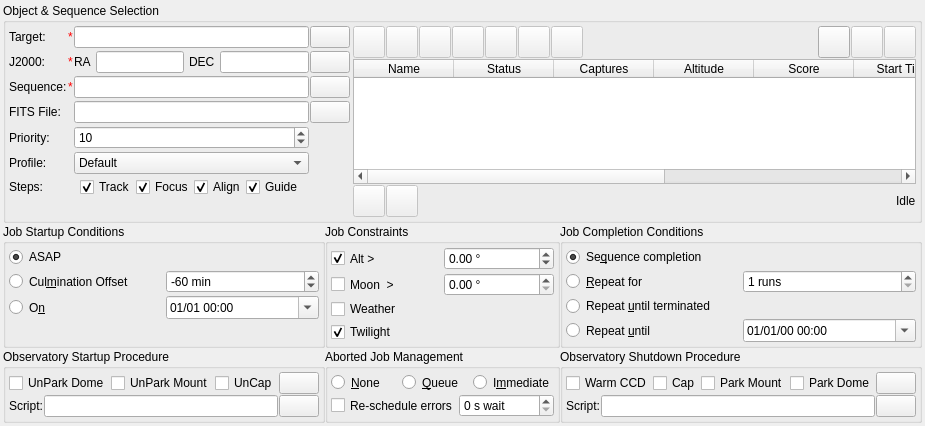
Old version of the form kstars/ekos/scheduler/scheduler.ui in the repository KDE/kstars.
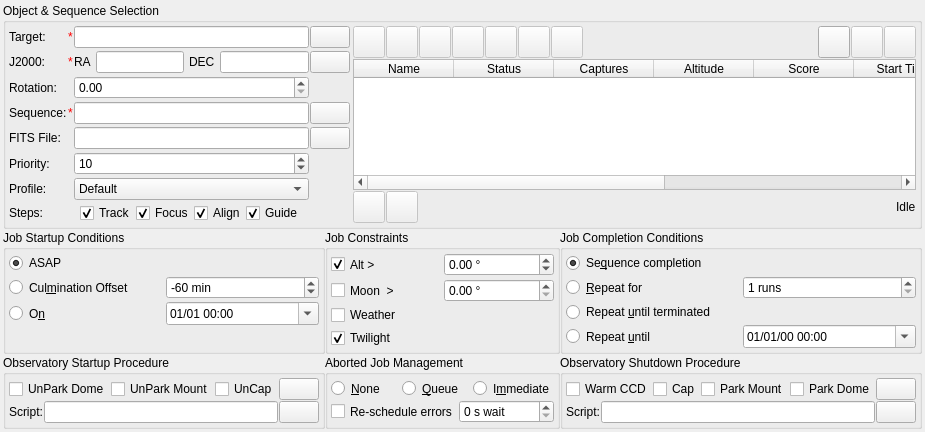
New version of the form. Icons and pictures are not drawn. Custom widgets are drawn as their Qt base class.

Commit message: feat: add rotation to scheduler

The edit to the form file:
```diff
--- a/kstars/ekos/scheduler/scheduler.ui
+++ b/kstars/ekos/scheduler/scheduler.ui
@@ -66,7 +66,7 @@
           <property name="verticalSpacing">
            <number>3</number>
           </property>
-          <item row="3" column="0">
+          <item row="4" column="0">
            <widget class="QLabel" name="FITSLabel">
             <property name="toolTip">
              <string>Select optional FITS file to be used for alignment. When using FITS, specify the object or the estimated coordinates which are used to slew the mount.</string>
@@ -76,7 +76,7 @@
             </property>
            </widget>
           </item>
-          <item row="2" column="1">
+          <item row="3" column="1">
            <widget class="QLabel" name="label_5">
             <property name="styleSheet">
              <string notr="true">color:red</string>
@@ -86,7 +86,7 @@
             </property>
            </widget>
           </item>
-          <item row="3" column="2">
+          <item row="4" column="2">
            <layout class="QHBoxLayout" name="horizontalLayout_13">
             <property name="spacing">
              <number>1</number>
@@ -118,7 +118,7 @@
             </item>
            </layout>
           </item>
-          <item row="2" column="0">
+          <item row="3" column="0">
            <widget class="QLabel" name="sequenceLabel">
             <property name="toolTip">
              <string>Ekos Sequence File</string>
@@ -128,7 +128,7 @@
             </property>
            </widget>
           </item>
-          <item row="2" column="3">
+          <item row="3" column="3">
            <widget class="QPushButton" name="loadSequenceB">
             <property name="sizePolicy">
              <sizepolicy hsizetype="Preferred" vsizetype="Preferred">
@@ -148,14 +148,14 @@
             </property>
            </widget>
           </item>
-          <item row="4" column="0">
+          <item row="5" column="0">
            <widget class="QLabel" name="label_7">
             <property name="text">
              <string>Priority:</string>
             </property>
            </widget>
           </item>
-          <item row="2" column="2">
+          <item row="3" column="2">
            <layout class="QHBoxLayout" name="horizontalLayout_15">
             <property name="spacing">
              <number>1</number>
@@ -184,7 +184,7 @@
             </item>
            </layout>
           </item>
-          <item row="6" column="2">
+          <item row="7" column="2">
            <layout class="QGridLayout" name="gridLayout_4" columnstretch="1,1,1,1">
             <property name="leftMargin">
              <number>6</number>
@@ -288,7 +288,7 @@
             </item>
            </layout>
           </item>
-          <item row="4" column="2">
+          <item row="5" column="2">
            <widget class="QSpinBox" name="prioritySpin">
             <property name="sizePolicy">
              <sizepolicy hsizetype="Preferred" vsizetype="Preferred">
@@ -320,7 +320,7 @@
             </property>
            </widget>
           </item>
-          <item row="5" column="2">
+          <item row="6" column="2">
            <widget class="QComboBox" name="schedulerProfileCombo">
             <property name="sizePolicy">
              <sizepolicy hsizetype="Preferred" vsizetype="Preferred">
@@ -335,7 +335,7 @@
             </item>
            </widget>
           </item>
-          <item row="6" column="0">
+          <item row="7" column="0">
            <widget class="QLabel" name="label_4">
             <property name="sizePolicy">
              <sizepolicy hsizetype="Preferred" vsizetype="Preferred">
@@ -391,7 +391,7 @@
             </item>
            </layout>
           </item>
-          <item row="3" column="3">
+          <item row="4" column="3">
            <widget class="QPushButton" name="selectFITSB">
             <property name="sizePolicy">
              <sizepolicy hsizetype="Preferred" vsizetype="Preferred">
@@ -418,7 +418,7 @@
             </property>
            </widget>
           </item>
-          <item row="5" column="0">
+          <item row="6" column="0">
            <widget class="QLabel" name="label_9">
             <property name="toolTip">
              <string>Ekos Device Profile</string>
@@ -603,6 +603,44 @@
             </property>
            </widget>
           </item>
+          <item row="2" column="0">
+           <widget class="QLabel" name="rotationLabel">
+            <property name="toolTip">
+             <string>Select CCD Rotation.</string>
+            </property>
+            <property name="text">
+             <string>Rotation:</string>
+            </property>
+           </widget>
+          </item>
+          <item row="2" column="2">
+           <widget class="QDoubleSpinBox" name="rotationSpin">
+            <property name="sizePolicy">
+             <sizepolicy hsizetype="Preferred" vsizetype="Preferred">
+              <horstretch>0</horstretch>
+              <verstretch>0</verstretch>
+             </sizepolicy>
+            </property>
+            <property name="toolTip">
+             <string>CCD Rotation</string>
+            </property>
+            <property name="whatsThis">
+             <string/>
+            </property>
+            <property name="minimum">
+             <number>0</number>
+            </property>
+            <property name="maximum">
+             <number>360</number>
+            </property>
+            <property name="value">
+             <number>0</number>
+            </property>
+            <property name="singleStep">
+             <double>5.0</double>
+            </property>
+           </widget>
+          </item>
          </layout>
         </item>
         <item>
```
The commit also changes 9 other files.
